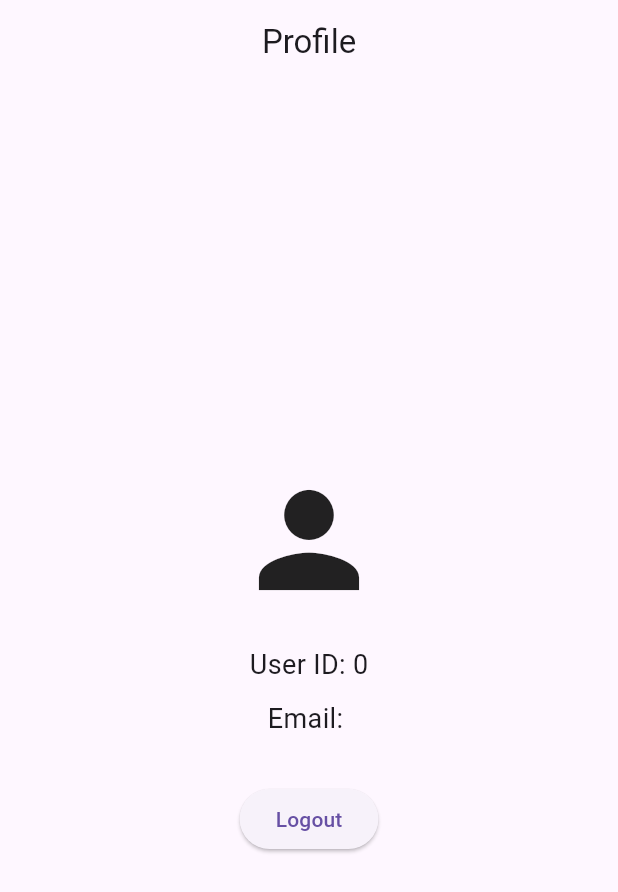
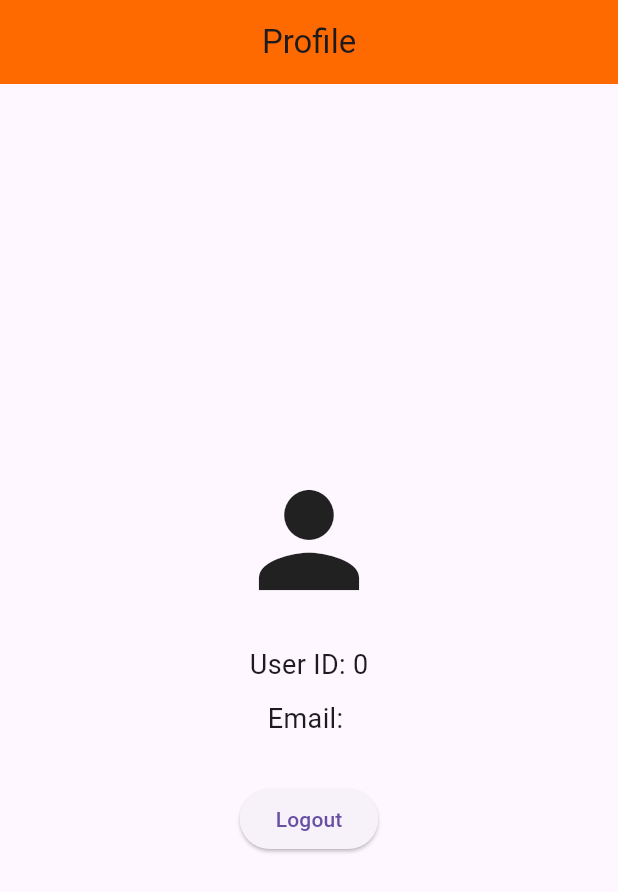
Before and after one commit to leeharm/Flutter_Project_1, a Flutter app: the Profile screen opened directly, on a phone screen of 412 x 824 dp. Shown: the top 892 px of the screen. Run offline on Flutter 3.47's test engine with Material 3 defaults, Android fonts, the phone set to English and light mode, and no system bars; our stand-ins replace curved_navigation_bar, get.

Commit message:
8th April 2026

```diff
--- a/lib/main.dart
+++ b/lib/main.dart
@@ -8,7 +8,7 @@ import 'package:get/get_navigation/src/root/get_material_app.dart';
 import 'configs/routes.dart';
 
 void main() {
-  Get.put(LoginController(), permanent: true); // VERY IMPORTANT
+  Get.put(LoginController(), permanent: true);
 
   runApp(
     GetMaterialApp(
--- a/lib/views/jersey.dart
+++ b/lib/views/jersey.dart
@@ -78,7 +78,7 @@ class _JerseyState extends State<Jersey> {
               itemBuilder: (context, index) {
                 var item = jerseys[index];
 
-                /// 🔥 ANIMATED ENTRY
+                ///  ANIMATED ENTRY
                 return TweenAnimationBuilder(
                   duration: Duration(milliseconds: 400 + (index * 100)),
                   tween: Tween(begin: 0.0, end: 1.0),
@@ -92,7 +92,7 @@ class _JerseyState extends State<Jersey> {
                     );
                   },
 
-                  /// 🔥 CARD UI
+                  /// CARD UI
                   child: Card(
                     shape: RoundedRectangleBorder(
                       borderRadius: BorderRadius.circular(20),
--- a/lib/views/login.dart
+++ b/lib/views/login.dart
@@ -41,7 +41,7 @@ class _LoginScreenState extends State<LoginScreen> {
       print("LOGIN SUCCESS");
       print("USER ID: ${loginController.userId.value}");
 
-      Get.offAllNamed("/homescreen"); //  use this
+      Get.offAllNamed("/homescreen");
     } else {
       Get.snackbar("Login Failed", "Invalid credentials");
     }
--- a/lib/views/orders.dart
+++ b/lib/views/orders.dart
@@ -76,7 +76,7 @@ class _OrderState extends State<Order> {
                     );
                   },
 
-                  /// 🔥 SAME CARD STYLE AS JERSEY PAGE
+                  /// CARD STYLE
                   child: Card(
                     shape: RoundedRectangleBorder(
                       borderRadius: BorderRadius.circular(20),
@@ -89,7 +89,7 @@ class _OrderState extends State<Order> {
 
                       child: Row(
                         children: [
-                          /// 🖼️ IMAGE
+                          /// IMAGE
                           ClipRRect(
                             borderRadius: BorderRadius.circular(15),
                             child: Image.network(
@@ -105,7 +105,7 @@ class _OrderState extends State<Order> {
 
                           const SizedBox(width: 15),
 
-                          /// 📦 DETAILS
+                          /// DETAILS
                           Expanded(
                             child: Column(
                               crossAxisAlignment: CrossAxisAlignment.start,
--- a/lib/views/profile.dart
+++ b/lib/views/profile.dart
@@ -1,5 +1,6 @@
 import 'package:flutter/material.dart';
 import 'package:get/get.dart';
+import 'package:new_project/configs/colors.dart';
 import '../controllers/logincontroller.dart';
 
 class Profile extends StatelessWidget {
@@ -10,7 +11,11 @@ class Profile extends StatelessWidget {
   @override
   Widget build(BuildContext context) {
     return Scaffold(
-      appBar: AppBar(title: const Text("Profile"), centerTitle: true),
+      appBar: AppBar(
+        title: const Text("Profile"),
+        centerTitle: true,
+        backgroundColor: primaryColor,
+      ),
 
       body: Center(
         child: Obx(
```
Also changed, not shown: lib/controllers/jerseycontroller.dart (+33 -0 lines), assets/jvc.png (deleted), assets/liverpool.png (deleted), assets/rugby_1.png (deleted), assets/rugby_2.png (deleted), assets/rugby_3.png (deleted), assets/rugby_4.png (deleted), assets/ww.png (deleted).
